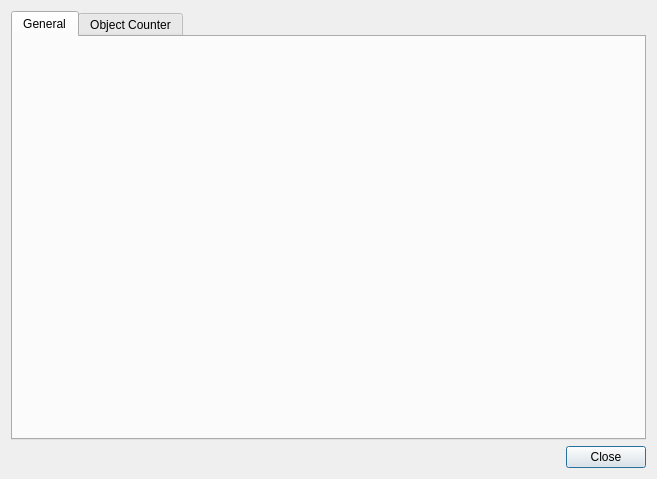
Before: the Qt Designer form dialogsettings.ui in Neural-Systems-at-UIO/nutil, drawn with Qt 5.
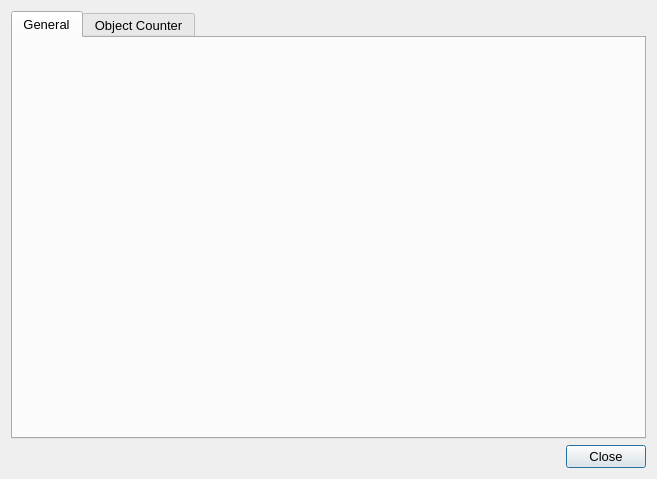
After: the same form once the commit is applied. The open tabs and pages were chosen to show the change.

What changed in the file:
```diff
--- a/dialogsettings.ui
+++ b/dialogsettings.ui
@@ -10,6 +10,11 @@
     <height>479</height>
    </rect>
   </property>
+  <property name="font">
+   <font>
+    <pointsize>10</pointsize>
+   </font>
+  </property>
   <property name="windowTitle">
    <string>Settings</string>
   </property>
@@ -18,6 +23,11 @@
     <layout class="QVBoxLayout" name="verticalLayout">
      <item>
       <widget class="QTabWidget" name="tabWidget">
+       <property name="font">
+        <font>
+         <pointsize>10</pointsize>
+        </font>
+       </property>
        <property name="currentIndex">
         <number>1</number>
        </property>
```
Left out of the diff: 2 changed lines with no effect on the pictures.
